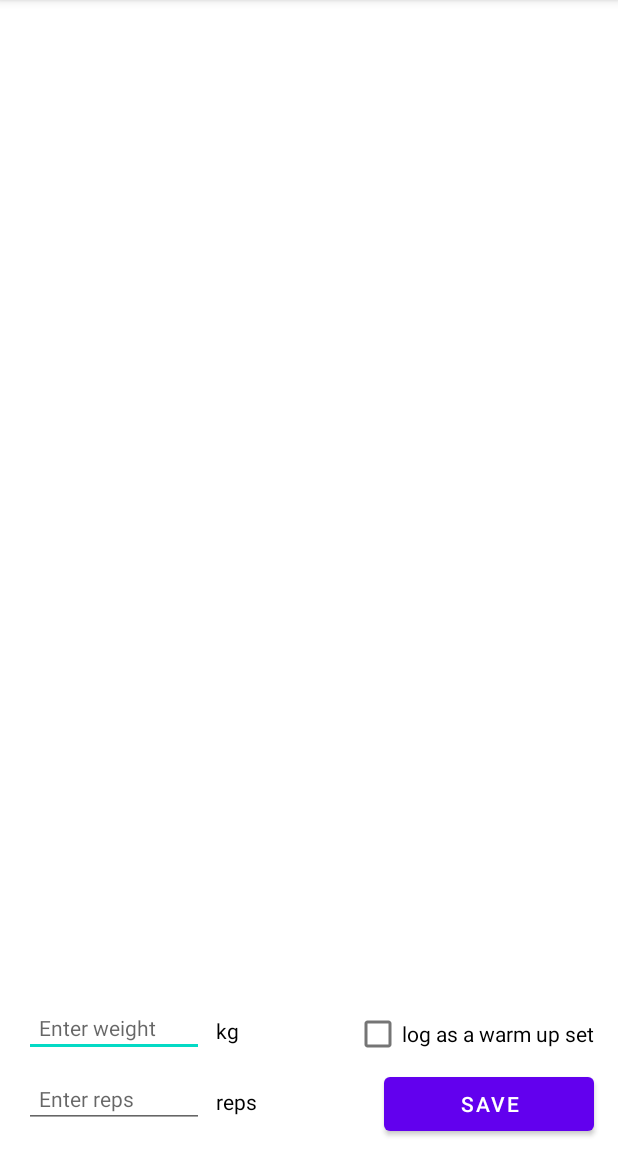
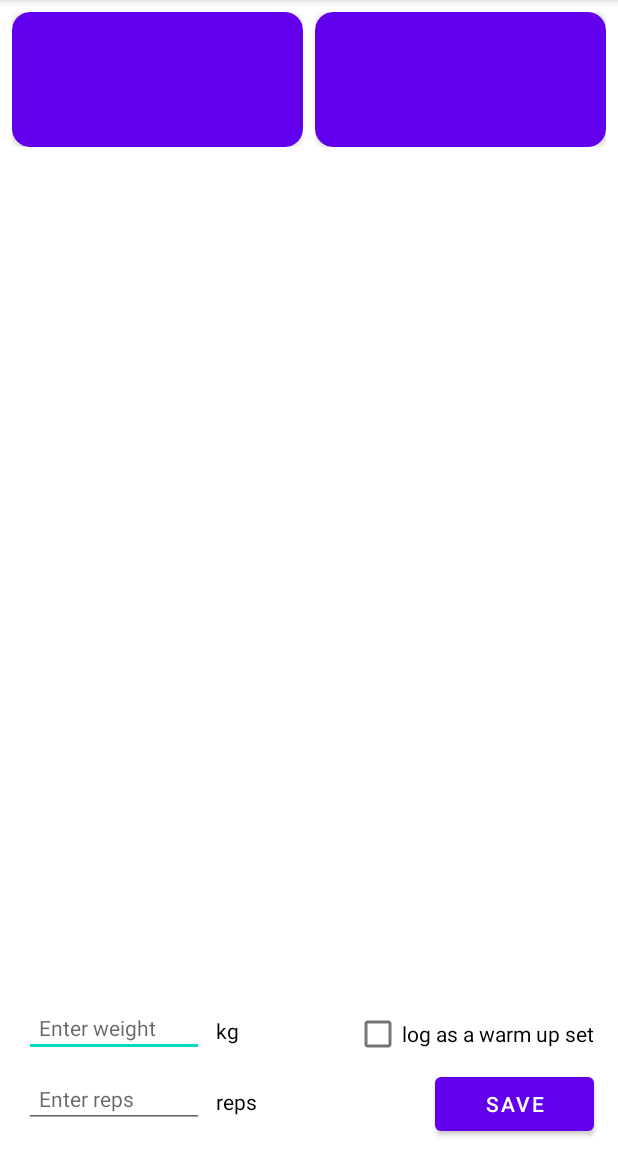
Before and after one commit to JeeIn-Park/Training-Tracker-Workout-Monitoring, an Android app: the AddLogActivity screen opened directly, with no data from a screen before it, on a phone screen of 412 x 824 dp, the part 84-1236 px from its top. Run offline under Robolectric (Android 15) with nearby library versions, the phone set to English and light mode, and no system bars; plain views replace LineChart; 2 statements that could not run were skipped.

Commit message:
top boxes

```diff
--- a/app/src/main/res/layout/activity_add_log.xml
+++ b/app/src/main/res/layout/activity_add_log.xml
@@ -5,93 +5,39 @@
     android:layout_width="match_parent"
     android:layout_height="match_parent">
 
+    <androidx.constraintlayout.widget.Guideline
+        android:id = "@+id/middle"
+        android:layout_width="wrap_content"
+        android:layout_height="wrap_content"
+        android:orientation="vertical"
+        app:layout_constraintGuide_percent="0.5" />
 
-<!--    <androidx.recyclerview.widget.RecyclerView-->
-<!--        android:layout_width="wrap_content"-->
-<!--        android:layout_height="wrap_content"-->
-<!--        android:layout_marginStart="4dp"-->
-<!--        android:layout_marginEnd="4dp"-->
-<!--        app:layout_constraintEnd_toStartOf="@+id/middleLine"-->
-<!--        app:layout_constraintStart_toStartOf="parent"-->
-<!--        tools:layout_editor_absoluteY="292dp" />-->
-
-<!--    <com.github.mikephil.charting.charts.LineChart-->
-<!--        android:id="@+id/lineChart"-->
-<!--        android:layout_width="50dp"-->
-<!--        android:layout_height="50dp"-->
-<!--        android:visibility="visible"-->
-<!--        tools:layout_editor_absoluteX="232dp"-->
-<!--        tools:layout_editor_absoluteY="292dp" />-->
-
-<!--    <com.github.mikephil.charting.charts.LineChart-->
-<!--        android:id="@+id/lineChart"-->
-<!--        android:layout_width="50dp"-->
-<!--        android:layout_height="50dp"-->
-<!--        android:visibility="visible"-->
-<!--        tools:layout_editor_absoluteX="232dp"-->
-<!--        tools:layout_editor_absoluteY="363dp" />-->
-
-<!--    <androidx.constraintlayout.widget.Guideline-->
-<!--        android:id="@+id/middleLine"-->
-<!--        android:layout_width="wrap_content"-->
-<!--        android:layout_height="wrap_content"-->
-<!--        android:orientation="vertical"-->
-<!--        app:layout_constraintGuide_percent="0.5" />-->
 
     <androidx.constraintlayout.widget.ConstraintLayout
-        android:layout_width="match_parent"
-        android:layout_height="290dp"
-        app:layout_constraintTop_toTopOf="parent"
-        tools:layout_editor_absoluteX="1dp">
+        android:layout_width="0dp"
+        android:layout_height="wrap_content"
+        android:layout_marginStart="8dp"
+        android:layout_marginTop="8dp"
+        android:layout_marginEnd="4dp"
+        app:layout_constraintEnd_toStartOf="@+id/middle"
+        app:layout_constraintStart_toStartOf="parent"
+        app:layout_constraintTop_toTopOf="parent">
 
-<!--        <androidx.cardview.widget.CardView-->
-<!--            android:layout_width="match_parent"-->
-<!--            android:layout_height="wrap_content"-->
-<!--            app:cardCornerRadius="20dp"-->
-<!--            app:cardElevation="4dp">-->
+        <include layout="@layout/personal_record_card" />
+    </androidx.constraintlayout.widget.ConstraintLayout>
 
-<!--            <TableLayout-->
-<!--                android:layout_width="match_parent"-->
-<!--                android:layout_height="wrap_content"-->
-<!--                android:padding="8dp">-->
+    <androidx.constraintlayout.widget.ConstraintLayout
+        android:layout_width="0dp"
+        android:layout_height="wrap_content"
+        android:layout_marginStart="4dp"
+        android:layout_marginTop="8dp"
+        android:layout_marginEnd="8dp"
 
-<!--                &lt;!&ndash; Header row &ndash;&gt;-->
-<!--                <TableRow>-->
-<!--                    <TextView-->
-<!--                        android:layout_width="wrap_content"-->
-<!--                        android:layout_height="wrap_content"-->
-<!--                        android:text="Column 1"-->
-<!--                        android:textStyle="bold"-->
-<!--                        android:padding="8dp"/>-->
-<!--                    <TextView-->
-<!--                        android:layout_width="wrap_content"-->
-<!--                        android:layout_height="wrap_content"-->
-<!--                        android:text="Column 2"-->
-<!--                        android:textStyle="bold"-->
-<!--                        android:padding="8dp"/>-->
-<!--                    &lt;!&ndash; Add more columns as needed &ndash;&gt;-->
-<!--                </TableRow>-->
+        app:layout_constraintEnd_toEndOf="parent"
+        app:layout_constraintStart_toStartOf="@+id/middle"
+        app:layout_constraintTop_toTopOf="parent">
 
-<!--                &lt;!&ndash; Data rows &ndash;&gt;-->
-<!--                <TableRow>-->
-<!--                    <TextView-->
-<!--                        android:layout_width="wrap_content"-->
-<!--                        android:layout_height="wrap_content"-->
-<!--                        android:text="Data 1"-->
-<!--                        android:padding="8dp"/>-->
-<!--                    <TextView-->
-<!--                        android:layout_width="wrap_content"-->
-<!--                        android:layout_height="wrap_content"-->
-<!--                        android:text="Data 2"-->
-<!--                        android:padding="8dp"/>-->
-<!--                    &lt;!&ndash; Add more columns as needed &ndash;&gt;-->
-<!--                </TableRow>-->
-<!--                &lt;!&ndash; Add more rows as needed &ndash;&gt;-->
-<!--            </TableLayout>-->
-
-<!--        </androidx.cardview.widget.CardView>-->
-
-
+        <include layout="@layout/personal_record_card" />
     </androidx.constraintlayout.widget.ConstraintLayout>
 
     <androidx.constraintlayout.widget.ConstraintLayout
@@ -112,7 +58,7 @@
 
         <Button
             android:id="@+id/logButton"
-            android:layout_width="140dp"
+            android:layout_width="106dp"
             android:layout_height="wrap_content"
             android:layout_marginEnd="16dp"
             android:layout_marginBottom="8dp"
--- a/app/src/main/res/layout/personal_record_card.xml
+++ b/app/src/main/res/layout/personal_record_card.xml
@@ -3,12 +3,11 @@
     xmlns:app="http://schemas.android.com/apk/res-auto"
     xmlns:tools="http://schemas.android.com/tools"
     android:layout_width="match_parent"
-    android:layout_height="match_parent"
-    android:layout_gravity="center">
+    android:layout_height="match_parent">
 
     <androidx.cardview.widget.CardView
         android:id="@+id/cardView"
-        android:layout_width="180dp"
+        android:layout_width="match_parent"
         android:layout_height="90dp"
         app:cardBackgroundColor="@color/purple_500"
         app:cardCornerRadius="12dp"
```
